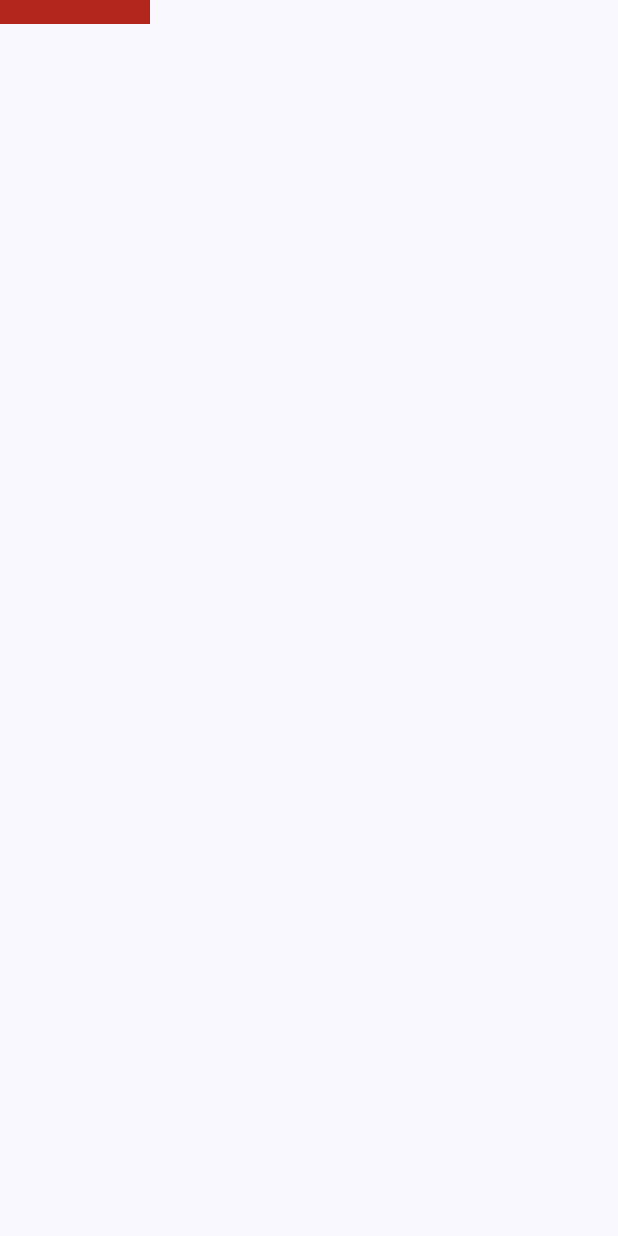
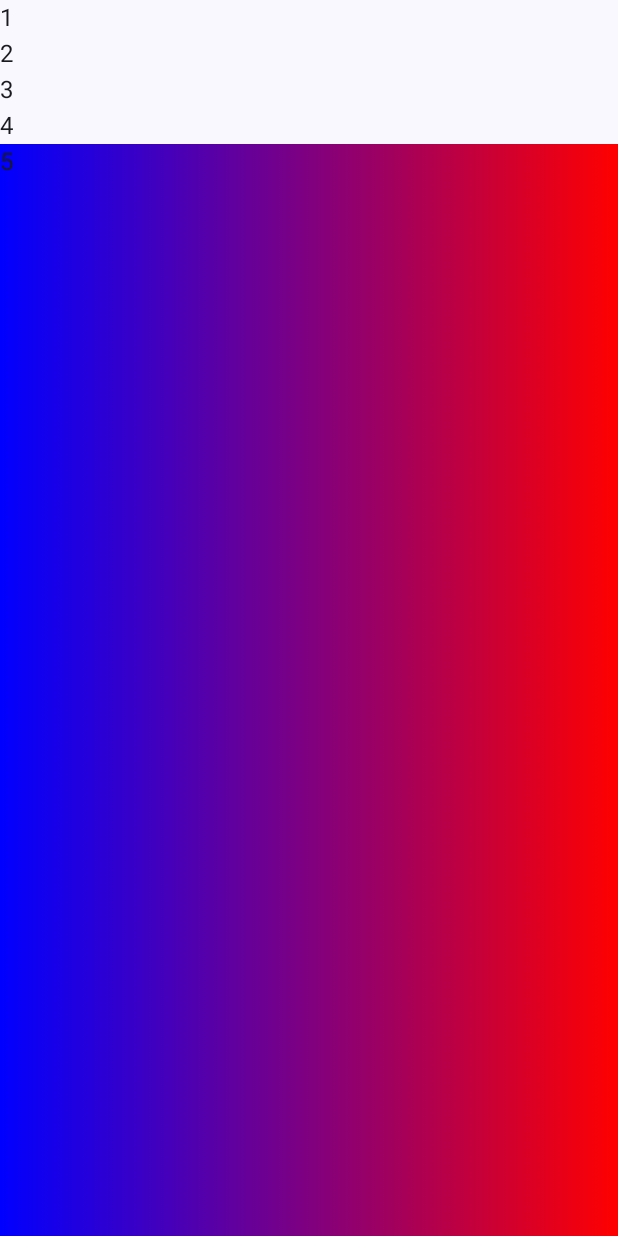
Before and after one commit to Hngdcmnh/compose-component, an Android app built with Jetpack Compose: the screen it shows after launch (MainActivity), on a phone screen of 412 x 824 dp. Run offline under Robolectric (Android 15) with nearby library versions, the phone set to English and light mode, and no system bars.

Commit message:
make column

```diff
--- a/app/build.gradle
+++ b/app/build.gradle
@@ -5,12 +5,12 @@ plugins {
 
 android {
     namespace 'com.example.composegoogle'
-    compileSdk 32
+    compileSdk 33
 
     defaultConfig {
         applicationId "com.example.composegoogle"
         minSdk 28
-        targetSdk 32
+        targetSdk 33
         versionCode 1
         versionName "1.0"
 
--- a/app/src/main/java/com/example/composegoogle/ItemData.kt
+++ /dev/null
@@ -1,5 +0,0 @@
-package com.example.composegoogle
-
-import androidx.annotation.StringRes
-
-data class ItemData(val title: String, val image: Int)
--- a/app/src/main/java/com/example/composegoogle/MainActivity.kt
+++ b/app/src/main/java/com/example/composegoogle/MainActivity.kt
@@ -5,18 +5,23 @@ import android.util.Log
 import androidx.activity.ComponentActivity
 import androidx.activity.compose.setContent
 import androidx.compose.foundation.background
-import androidx.compose.foundation.clickable
-import androidx.compose.foundation.layout.*
+import androidx.compose.foundation.layout.Arrangement
+import androidx.compose.foundation.layout.Column
+import androidx.compose.foundation.layout.fillMaxSize
+import androidx.compose.foundation.layout.wrapContentSize
 import androidx.compose.foundation.text.BasicTextField
-import androidx.compose.material.TextField
 import androidx.compose.material3.MaterialTheme
 import androidx.compose.material3.Surface
 import androidx.compose.material3.Text
 import androidx.compose.runtime.*
 import androidx.compose.ui.Alignment
 import androidx.compose.ui.Modifier
+import androidx.compose.ui.graphics.Brush
 import androidx.compose.ui.graphics.Color
+import androidx.compose.ui.text.style.TextAlign
 import androidx.compose.ui.tooling.preview.Preview
+import com.example.composegoogle.data.DataSource
+import com.example.composegoogle.model.ItemData
 import com.example.composegoogle.ui.theme.ComposeGoogleTheme
 
 class MainActivity : ComponentActivity() {
@@ -54,17 +59,67 @@ class MainActivity : ComponentActivity() {
 
         Log.e(this.javaClass.simpleName, "LemonApp")
 
-        // A surface container using the 'background' color from the theme
-        Column(verticalArrangement = Arrangement.Top) {
-            Surface(
-                modifier = modifier,
-                color = MaterialTheme.colorScheme.error
-            ) {
-                Log.e(this.javaClass.simpleName, "LemonApp")
-                EditNumberField(amountInput, onValueChange = { amountInput = it })
-            }
+        DataList(data = DataSource().loadData())
+    }
 
+    @Composable
+    fun DataList(data:List<ItemData>, modifier: Modifier = Modifier) {
+//        LazyColumn{
+//            items(data){item ->
+//                Column {
+//                    Image(painter = painterResource(id = item.image), contentDescription = stringResource(
+//                        id = item.title
+//                    ))
+//                    Text(text = stringResource(id = item.title))
+//                }
+//
+//            }
+//        }
+
+//        LazyColumn{
+//            itemsIndexed(data){ _, item ->
+//                Column {
+//                    Image(painter = painterResource(id = item.image), contentDescription = stringResource(
+//                        id = item.title
+//                    ))
+//                    Text(text = stringResource(id = item.title))
+//                }
+//
+//            }
+//        }
+
+//        LazyHorizontalGrid(rows = GridCells.Fixed(2), content = {
+//            itemsIndexed(data){
+//                index,item->
+//                Column(horizontalAlignment = Alignment.Start, verticalArrangement = Arrangement.Top) {
+//                    Text(text = "1",)
+//                    Text(text = "2",)
+//                    Text(text = "3",)
+//                    Text(text = "4",)
+//                    Text(text = "5", modifier = Modifier.fillMaxSize(), textAlign = TextAlign.End)
+//                }
+//            }
+//        })
+        Column(horizontalAlignment = Alignment.Start, verticalArrangement = Arrangement.Top) {
+            Text(text = "1",)
+            Text(text = "2",)
+            Text(text = "3",)
+            Text(text = "4",)
+            Text(text = "5", modifier = Modifier.fillMaxSize().background(brush = Brush.horizontalGradient(
+                Pair(0f, Color.Blue),Pair(1f, Color.Red)
+            )), textAlign = TextAlign.Start, )
         }
+//        LazyHorizontalGrid(rows = GridCells.Fixed(2), content = {
+//            item(content = {
+//                Image(painter = painterResource(id = R.drawable.image2), contentDescription = "")
+//            })
+//            item(content = {
+//                Image(painter = painterResource(id = R.drawable.image3), contentDescription = "")
+//            })
+//            item(content = {
+//                Image(painter = painterResource(id = R.drawable.image4), contentDescription = "")
+//            })
+//        })
     }
 
     @Composable
--- /dev/null
+++ b/app/src/main/java/com/example/composegoogle/data/DataSource.kt
@@ -0,0 +1,29 @@
+package com.example.composegoogle.data
+
+import com.example.composegoogle.R
+import com.example.composegoogle.model.ItemData
+
+class DataSource {
+
+    fun loadData():List<ItemData>{
+        return listOf(
+            ItemData(R.string.title,R.drawable.image1),
+            ItemData(R.string.title,R.drawable.image1),
+            ItemData(R.string.title,R.drawable.image1),
+            ItemData(R.string.title,R.drawable.image1),
+            ItemData(R.string.title,R.drawable.image1),
+            ItemData(R.string.title,R.drawable.image1),
+            ItemData(R.string.title,R.drawable.image1),
+            ItemData(R.string.title,R.drawable.image1),
+            ItemData(R.string.title,R.drawable.image1),
+            ItemData(R.string.title,R.drawable.image1),
+            ItemData(R.string.title,R.drawable.image1),
+            ItemData(R.string.title,R.drawable.image1),
+            ItemData(R.string.title,R.drawable.image1),
+            ItemData(R.string.title,R.drawable.image1),
+            ItemData(R.string.title,R.drawable.image1),
+            ItemData(R.string.title,R.drawable.image1),
+
+        );
+    }
+}
--- /dev/null
+++ b/app/src/main/java/com/example/composegoogle/model/ItemData.kt
@@ -0,0 +1,6 @@
+package com.example.composegoogle.model
+
+import androidx.annotation.DrawableRes
+import androidx.annotation.StringRes
+
+data class ItemData(@StringRes val title: Int,@DrawableRes val image: Int)
--- a/app/src/main/java/com/example/composegoogle/Model.kt
+++ b/app/src/main/java/com/example/composegoogle/model/Model.kt
@@ -1,4 +1,4 @@
-package com.example.composegoogle
+package com.example.composegoogle.model
 
 import kotlin.properties.ReadWriteProperty
 import kotlin.reflect.KProperty
--- a/app/src/main/res/values/strings.xml
+++ b/app/src/main/res/values/strings.xml
@@ -1,4 +1,15 @@
 <resources>
     <string name="app_name">Compose google</string>
     <string name="click">click</string>
+
+    <string name="title">I am strong.</string>
+    <string name="title2">I believe in myself.</string>
+    <string name="title3">Each day is a new opportunity to grow and be a better version of myself.</string>
+    <string name="title4">Every challenge in my life is an opportunity to learn from.</string>
+    <string name="title5">I have so much to be grateful for.</string>
+    <string name="title6">Good things are always coming into my life.</string>
+    <string name="title7">New opportunities await me at every turn.</string>
+    <string name="title8">I have the courage to follow my heart.</string>
+    <string name="title9">Things will unfold at precisely the right time.</string>
+    <string name="title0">I will be present in all the moments that this day brings.</string>
 </resources>
```
Also changed, not shown: app/src/main/res/drawable/image1.jpg (added), app/src/main/res/drawable/image10.jpg (added), app/src/main/res/drawable/image2.jpg (added), app/src/main/res/drawable/image3.jpg (added), app/src/main/res/drawable/image4.jpg (added), app/src/main/res/drawable/image5.jpg (added), app/src/main/res/drawable/image6.jpg (added), app/src/main/res/drawable/image7.jpg (added), app/src/main/res/drawable/image8.jpg (added), app/src/main/res/drawable/image9.jpg (added).
